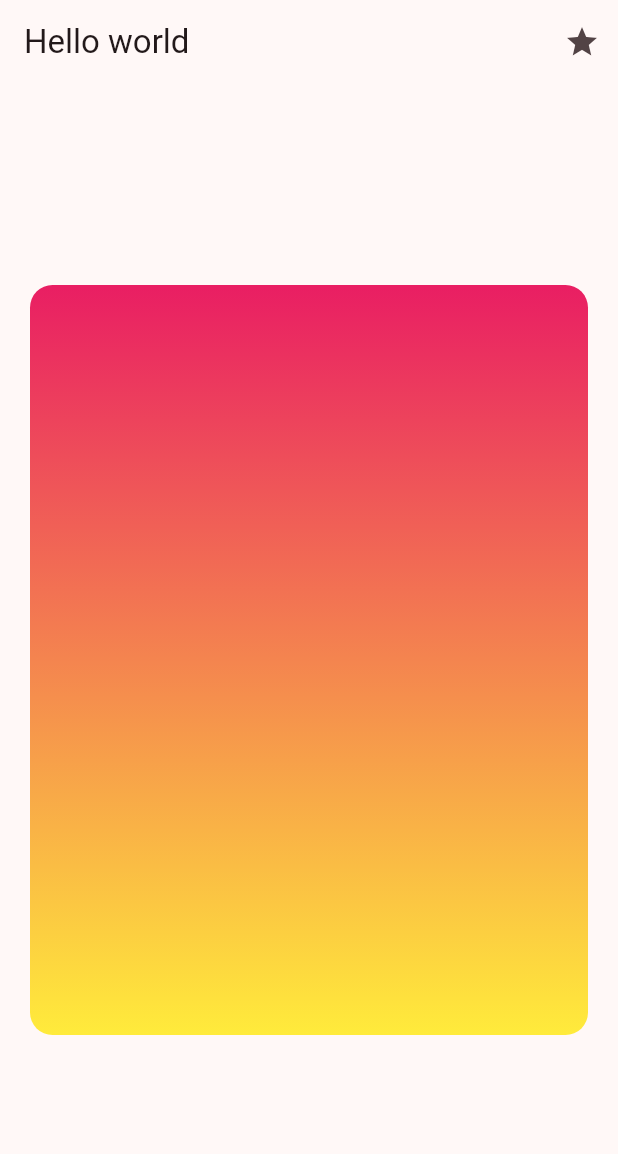
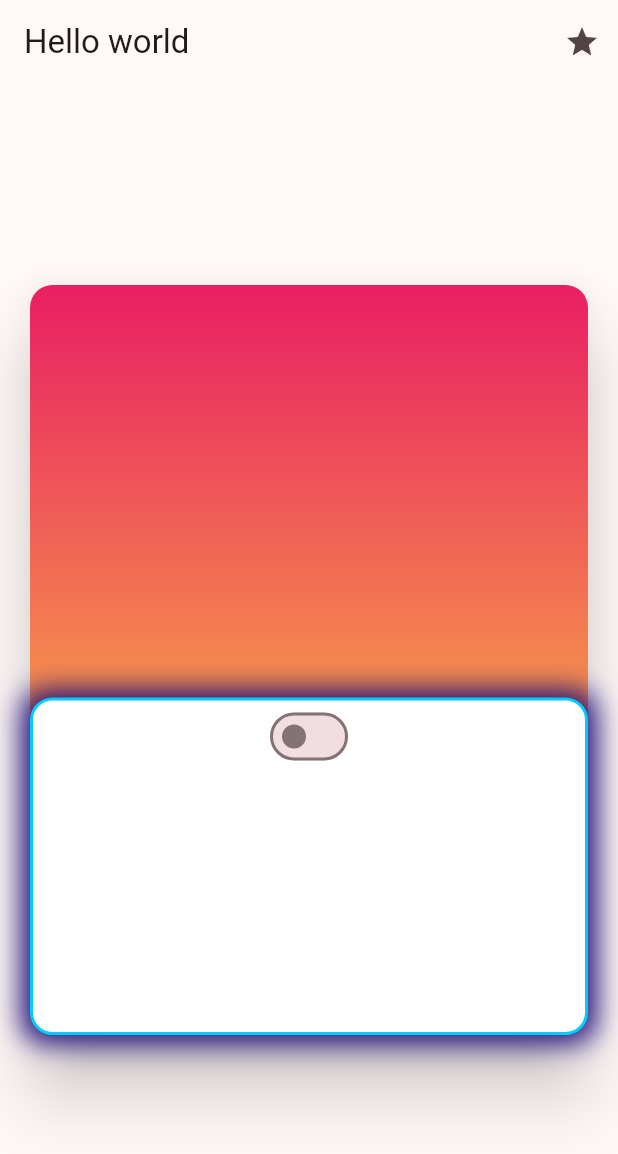
Before and after one commit to De4nWhit3/sunrise, a Flutter app: the screen it shows after launch, on a phone screen of 412 x 824 dp. Shown: the top 1154 px of the screen. Run offline on Flutter 3.47's test engine with Material 2 defaults, Android fonts, the phone set to English and light mode, and no system bars.

Commit message:
added stack and sexy border

```diff
--- a/lib/main.dart
+++ b/lib/main.dart
@@ -81,6 +81,9 @@ class _MyHomePageState extends State<MyHomePage> {
           return Center(
             child: Padding(
               padding: const EdgeInsets.symmetric(horizontal: 20),
+              child: Material(
+                elevation: 20,
+                borderRadius: BorderRadius.circular(15),
                 child: Container(
                   height: 500,
                   decoration: BoxDecoration(
@@ -99,6 +102,42 @@ class _MyHomePageState extends State<MyHomePage> {
                       end: Alignment.topCenter,
                     ),
                   ),
+                  child: Stack(children: [
+                    Align(
+                      alignment: Alignment.bottomCenter,
+                      child: Container(
+                        height: 225,
+                        width: double.infinity,
+                        decoration: BoxDecoration(
+                          border: Border.all(
+                            color: Color.fromARGB(255, 0, 204, 255),
+                            width: 2,
+                          ),
+                          boxShadow: const [
+                            BoxShadow(
+                              color: Color.fromARGB(255, 30, 13, 124),
+                              blurRadius: 15,
+                              spreadRadius: 5,
+                            )
+                          ],
+                          color: themeService.isDarkModeOn
+                              ? Colors.black
+                              : Colors.white,
+                          borderRadius: BorderRadius.circular(15),
+                        ),
+                        child: Column(
+                          children: [
+                            Switch(
+                                value: themeService.isDarkModeOn,
+                                onChanged: (value) {
+                                  themeService.toggleDarkMode();
+                                }),
+                          ],
+                        ),
+                      ),
+                    ),
+                  ]),
+                ),
               ),
             ),
           );
```
Lines whose indentation alone changed are shown as unchanged.
